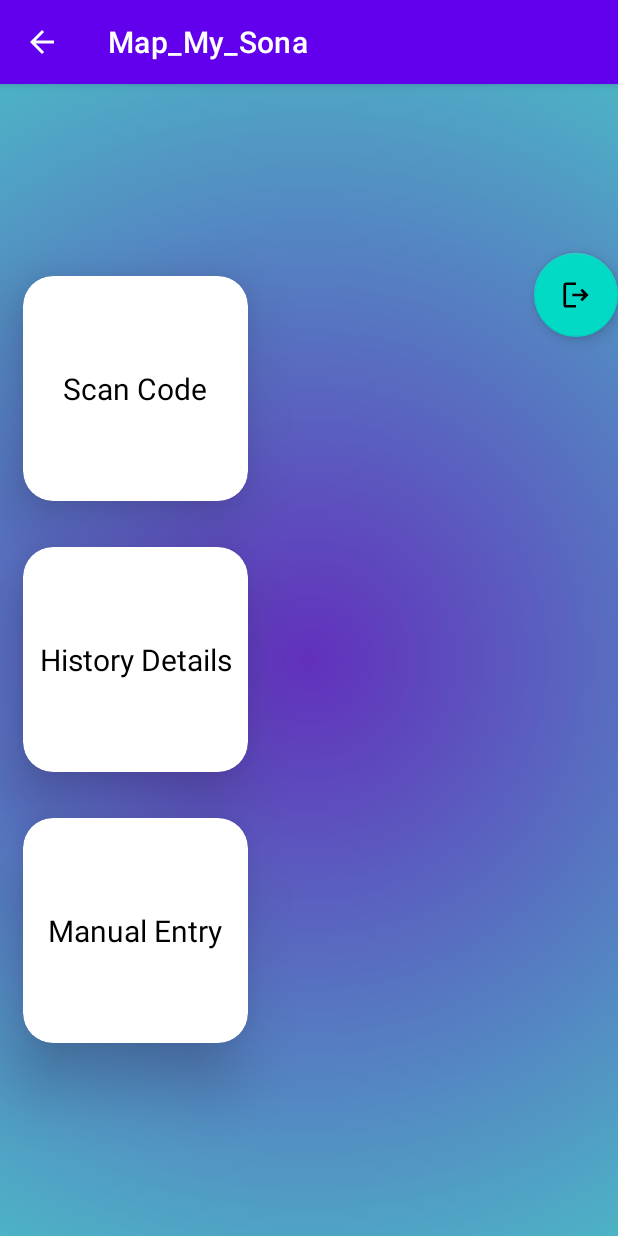
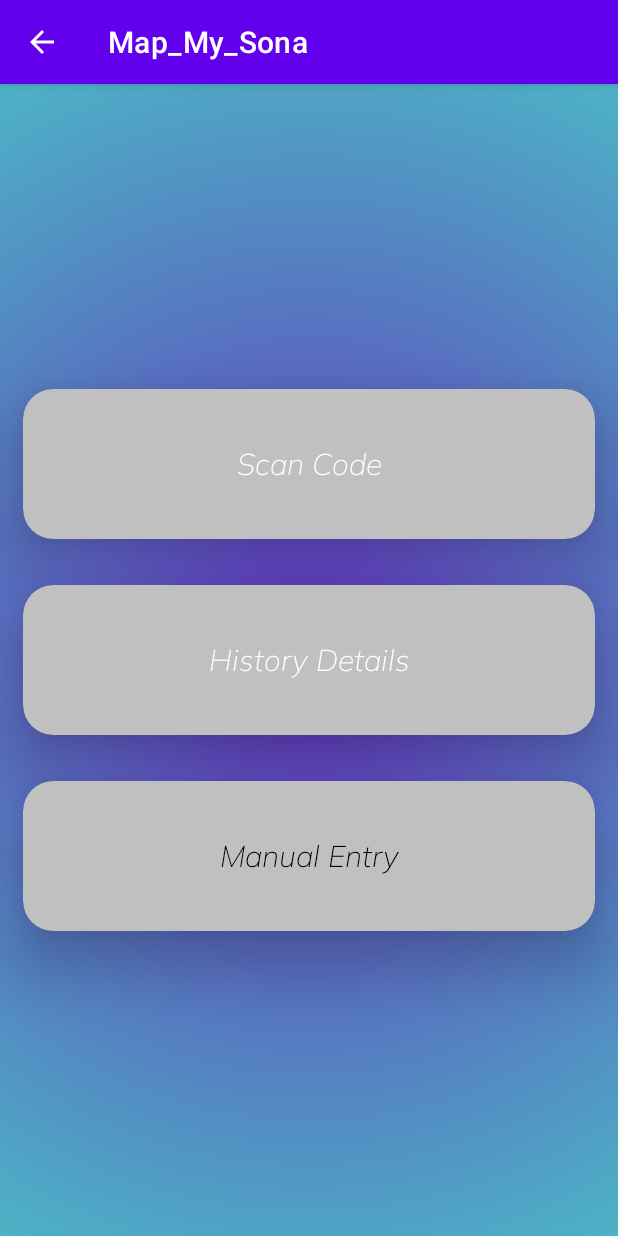
Before and after one commit to Huzair13/tms_client, an Android app: the dashboard screen opened directly, with no data from a screen before it, on a phone screen of 412 x 824 dp. Run offline under Robolectric (Android 15) with nearby library versions, the phone set to English and light mode, and no system bars; Roboto replaces fonts that are not available here.

```diff
--- a/app/src/main/AndroidManifest.xml
+++ b/app/src/main/AndroidManifest.xml
@@ -12,6 +12,12 @@
         android:roundIcon="@mipmap/ic_launcher_round"
         android:supportsRtl="true"
         android:theme="@style/Theme.Map_My_Sona">
+        <activity
+            android:name=".adminregistercomplaint"
+            android:exported="false" />
+        <activity
+            android:name=".adminpendingcomplaint"
+            android:exported="false" />
         <activity
             android:name=".admin_dashboard"
             android:exported="false" />
--- a/app/src/main/res/layout/activity_dashboard.xml
+++ b/app/src/main/res/layout/activity_dashboard.xml
@@ -15,18 +15,18 @@
 
    <com.google.android.material.card.MaterialCardView
        android:id="@+id/scancode"
-       android:layout_width="150dp"
-       android:layout_height="150dp"
+       android:layout_width="match_parent"
+       android:layout_height="100dp"
        android:layout_marginStart="15dp"
        android:layout_marginTop="15dp"
        android:layout_marginEnd="15dp"
        android:layout_marginBottom="15dp"
-       android:background="@color/teal_700"
        android:checkable="true"
        android:clickable="true"
        android:focusable="true"
        app:cardElevation="25dp"
        app:cardCornerRadius="20dp"
+       app:cardBackgroundColor="@color/sliver"
        >
 
       <TextView
@@ -35,7 +35,8 @@
          android:text="Scan Code"
          android:textSize="20dp"
          android:gravity="center"
-          android:textColor="@color/black">
+          android:textColor="@color/white"
+          android:fontFamily="@font/mulish" >
 
       </TextView>
    </com.google.android.material.card.MaterialCardView>
@@ -44,27 +45,28 @@
 
    <com.google.android.material.card.MaterialCardView
        android:id="@+id/histotydetails"
-       android:layout_width="150dp"
-       android:layout_height="150dp"
+       android:layout_width="match_parent"
+       android:layout_height="100dp"
        android:layout_below="@+id/scancode"
 
        android:layout_marginStart="15dp"
        android:layout_marginTop="15dp"
        android:layout_marginEnd="15dp"
        android:layout_marginBottom="15dp"
-       android:background="@color/teal_700"
        android:checkable="true"
        android:clickable="true"
        android:focusable="true"
        app:cardElevation="25dp"
-       app:cardCornerRadius="20dp">
+       app:cardCornerRadius="20dp"
+       app:cardBackgroundColor="@color/sliver">
       <TextView
           android:layout_width="match_parent"
           android:layout_height="match_parent"
           android:text="History Details"
           android:textSize="20dp"
           android:gravity="center"
-          android:textColor="@color/black">
+          android:textColor="@color/white"
+          android:fontFamily="@font/mulish">
 
       </TextView>
 
@@ -72,20 +74,20 @@
 
    <com.google.android.material.card.MaterialCardView
        android:id="@+id/manualentry"
-       android:layout_width="150dp"
-       android:layout_height="150dp"
+       android:layout_width="match_parent"
+       android:layout_height="100dp"
        android:layout_below="@+id/histotydetails"
        android:layout_marginStart="15dp"
        android:layout_marginTop="15dp"
        android:layout_marginEnd="15dp"
        android:layout_marginBottom="15dp"
 
-       android:background="@color/teal_700"
        android:checkable="true"
        android:clickable="true"
        android:focusable="true"
        app:cardElevation="25dp"
-       app:cardCornerRadius="20dp">
+       app:cardCornerRadius="20dp"
+       app:cardBackgroundColor="@color/sliver">
 
       <TextView
           android:layout_width="match_parent"
@@ -93,23 +95,24 @@
           android:text="Manual Entry"
           android:textSize="20dp"
           android:gravity="center"
-          android:textColor="@color/black">
+          android:textColor="@color/black"
+          android:fontFamily="@font/mulish">
 
       </TextView>
    </com.google.android.material.card.MaterialCardView>
 
-   <com.google.android.material.floatingactionbutton.FloatingActionButton
-       android:layout_width="wrap_content"
-       android:layout_height="wrap_content"
-       android:layout_alignParentTop="true"
-       android:layout_alignParentEnd="true"
-       android:layout_marginStart="0dp"
-       android:layout_marginTop="0dp"
-       android:layout_marginEnd="0dp"
-       android:clickable="true"
-       android:src="@drawable/logout">
+<!--   <com.google.android.material.floatingactionbutton.FloatingActionButton-->
+<!--       android:layout_width="wrap_content"-->
+<!--       android:layout_height="wrap_content"-->
+<!--       android:layout_alignParentTop="true"-->
+<!--       android:layout_alignParentEnd="true"-->
+<!--       android:layout_marginStart="0dp"-->
+<!--       android:layout_marginTop="0dp"-->
+<!--       android:layout_marginEnd="0dp"-->
+<!--       android:clickable="true"-->
+<!--       android:src="@drawable/logout">-->
 
-   </com.google.android.material.floatingactionbutton.FloatingActionButton>
+<!--   </com.google.android.material.floatingactionbutton.FloatingActionButton>-->
 
 
 </RelativeLayout>
--- a/app/src/main/res/values/colors.xml
+++ b/app/src/main/res/values/colors.xml
@@ -12,4 +12,5 @@
     <color name="deminblue">#6F8FAF</color>
     <color name="grey">#808080</color>
     <color name="sliver">#C0C0C0</color>
+    <color name="charcoal">#36454F</color>
 </resources>
```
Also changed, not shown: app/src/main/java/com/example/map_my_sona/adminpendingcomplaint.java (added, +14 -0 lines), app/src/main/java/com/example/map_my_sona/adminregistercomplaint.java (added, +14 -0 lines), app/src/main/res/layout/activity_admin_dashboard.xml (+14 -9 lines), app/src/main/res/layout/activity_adminpendingcomplaint.xml (added, +16 -0 lines), app/src/main/res/layout/activity_adminregistercomplaint.xml (added, +15 -0 lines).
